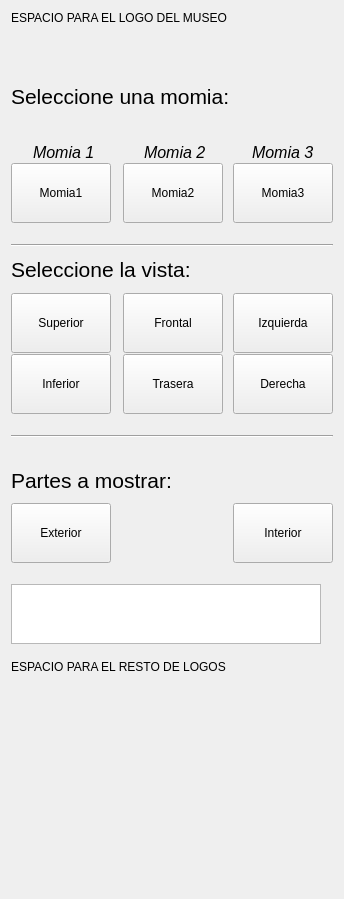
Above: MummyInterface/Resources/UI/MummyInterface.ui from mt4sd/MummyMuseum before the change. Below: the same form after it.
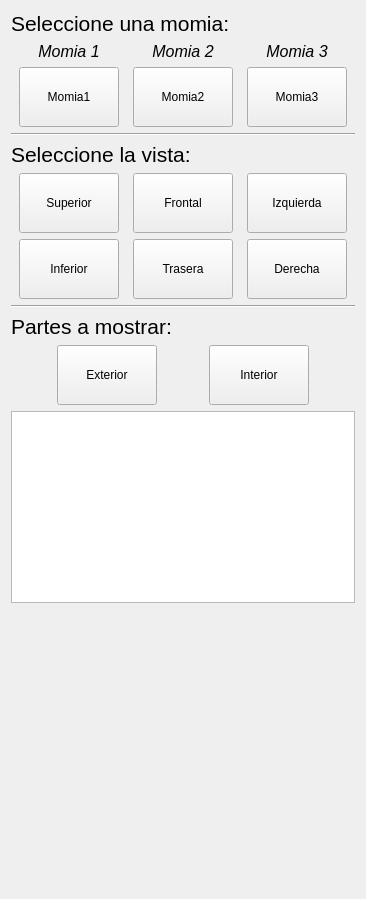
That is the form after the change.

Diff of the .ui file:
```diff
--- a/MummyInterface/Resources/UI/MummyInterface.ui
+++ b/MummyInterface/Resources/UI/MummyInterface.ui
@@ -6,7 +6,7 @@
    <rect>
     <x>0</x>
     <y>0</y>
-    <width>334</width>
+    <width>366</width>
     <height>899</height>
    </rect>
   </property>
@@ -22,117 +22,130 @@
     <height>1500</height>
    </size>
   </property>
-  <layout class="QGridLayout" name="gridLayout">
-   <property name="verticalSpacing">
-    <number>1</number>
-   </property>
-   <item row="8" column="0">
-    <widget class="QPushButton" name="viewButtonS">
-     <property name="sizePolicy">
-      <sizepolicy hsizetype="Fixed" vsizetype="Fixed">
-       <horstretch>0</horstretch>
-       <verstretch>0</verstretch>
-      </sizepolicy>
-     </property>
-     <property name="minimumSize">
-      <size>
-       <width>100</width>
-       <height>60</height>
-      </size>
-     </property>
+  <layout class="QVBoxLayout" name="verticalLayout_4">
+   <item>
+    <widget class="QLabel" name="mummyTitle">
      <property name="text">
-      <string>Superior</string>
+      <string>&lt;html&gt;&lt;head/&gt;&lt;body&gt;&lt;p&gt;&lt;span style=&quot; font-size:16pt;&quot;&gt;Seleccione una momia:&lt;/span&gt;&lt;/p&gt;&lt;/body&gt;&lt;/html&gt;</string>
      </property>
     </widget>
    </item>
-   <item row="4" column="1" alignment="Qt::AlignLeft">
-    <widget class="QPushButton" name="mummyButton2">
-     <property name="sizePolicy">
-      <sizepolicy hsizetype="Fixed" vsizetype="Fixed">
-       <horstretch>0</horstretch>
-       <verstretch>0</verstretch>
-      </sizepolicy>
-     </property>
-     <property name="minimumSize">
-      <size>
-       <width>100</width>
-       <height>60</height>
-      </size>
-     </property>
-     <property name="toolTip">
-      <string>Cargar la momia2</string>
-     </property>
-     <property name="text">
-      <string>Momia2</string>
-     </property>
-    </widget>
+   <item>
+    <layout class="QHBoxLayout" name="horizontalLayout">
+     <item>
+      <layout class="QVBoxLayout" name="verticalLayout">
+       <item>
+        <widget class="QLabel" name="label_3">
+         <property name="text">
+          <string>&lt;html&gt;&lt;head/&gt;&lt;body&gt;&lt;p&gt;&lt;span style=&quot; font-size:12pt; font-style:italic;&quot;&gt;Momia 1&lt;/span&gt;&lt;/p&gt;&lt;/body&gt;&lt;/html&gt;</string>
+         </property>
+         <property name="alignment">
+          <set>Qt::AlignBottom|Qt::AlignHCenter</set>
+         </property>
+        </widget>
+       </item>
+       <item>
+        <widget class="QPushButton" name="mummyButton1">
+         <property name="sizePolicy">
+          <sizepolicy hsizetype="Fixed" vsizetype="Fixed">
+           <horstretch>0</horstretch>
+           <verstretch>0</verstretch>
+          </sizepolicy>
+         </property>
+         <property name="minimumSize">
+          <size>
+           <width>100</width>
+           <height>60</height>
+          </size>
+         </property>
+         <property name="toolTip">
+          <string>Cargar la momia1</string>
+         </property>
+         <property name="text">
+          <string>Momia1</string>
+         </property>
+        </widget>
+       </item>
+      </layout>
+     </item>
+     <item>
+      <layout class="QVBoxLayout" name="verticalLayout_2">
+       <item>
+        <widget class="QLabel" name="label_4">
+         <property name="text">
+          <string>&lt;html&gt;&lt;head/&gt;&lt;body&gt;&lt;p&gt;&lt;span style=&quot; font-size:12pt; font-style:italic;&quot;&gt;Momia 2&lt;/span&gt;&lt;/p&gt;&lt;/body&gt;&lt;/html&gt;</string>
+         </property>
+         <property name="alignment">
+          <set>Qt::AlignBottom|Qt::AlignHCenter</set>
+         </property>
+        </widget>
+       </item>
+       <item>
+        <widget class="QPushButton" name="mummyButton2">
+         <property name="sizePolicy">
+          <sizepolicy hsizetype="Fixed" vsizetype="Fixed">
+           <horstretch>0</horstretch>
+           <verstretch>0</verstretch>
+          </sizepolicy>
+         </property>
+         <property name="minimumSize">
+          <size>
+           <width>100</width>
+           <height>60</height>
+          </size>
+         </property>
+         <property name="toolTip">
+          <string>Cargar la momia2</string>
+         </property>
+         <property name="text">
+          <string>Momia2</string>
+         </property>
+        </widget>
+       </item>
+      </layout>
+     </item>
+     <item>
+      <layout class="QVBoxLayout" name="verticalLayout_3">
+       <item>
+        <widget class="QLabel" name="label_5">
+         <property name="text">
+          <string>&lt;html&gt;&lt;head/&gt;&lt;body&gt;&lt;p&gt;&lt;span style=&quot; font-size:12pt; font-style:italic;&quot;&gt;Momia 3&lt;/span&gt;&lt;/p&gt;&lt;/body&gt;&lt;/html&gt;</string>
+         </property>
+         <property name="alignment">
+          <set>Qt::AlignBottom|Qt::AlignHCenter</set>
+         </property>
+        </widget>
+       </item>
+       <item>
+        <widget class="QPushButton" name="mummyButton3">
+         <property name="enabled">
+          <bool>true</bool>
+         </property>
+         <property name="sizePolicy">
+          <sizepolicy hsizetype="Fixed" vsizetype="Fixed">
+           <horstretch>0</horstretch>
+           <verstretch>0</verstretch>
+          </sizepolicy>
+         </property>
+         <property name="minimumSize">
+          <size>
+           <width>100</width>
+           <height>60</height>
+          </size>
+         </property>
+         <property name="toolTip">
+          <string>Cargar la momia3</string>
+         </property>
+         <property name="text">
+          <string>Momia3</string>
+         </property>
+        </widget>
+       </item>
+      </layout>
+     </item>
+    </layout>
    </item>
-   <item row="14" column="0">
-    <widget class="QPushButton" name="volumeRenderingAButton">
-     <property name="sizePolicy">
-      <sizepolicy hsizetype="Fixed" vsizetype="Fixed">
-       <horstretch>0</horstretch>
-       <verstretch>0</verstretch>
-      </sizepolicy>
-     </property>
-     <property name="minimumSize">
-      <size>
-       <width>100</width>
-       <height>60</height>
-      </size>
-     </property>
-     <property name="text">
-      <string>Exterior</string>
-     </property>
-    </widget>
-   </item>
-   <item row="10" column="0" colspan="3">
-    <spacer name="horizontalSpacer_3">
-     <property name="orientation">
-      <enum>Qt::Horizontal</enum>
-     </property>
-     <property name="sizeHint" stdset="0">
-      <size>
-       <width>40</width>
-       <height>20</height>
-      </size>
-     </property>
-    </spacer>
-   </item>
-   <item row="18" column="0" colspan="2">
-    <widget class="QLabel" name="label_2">
-     <property name="text">
-      <string>ESPACIO PARA EL RESTO DE LOGOS</string>
-     </property>
-    </widget>
-   </item>
-   <item row="12" column="0" colspan="3">
-    <spacer name="spacer2">
-     <property name="orientation">
-      <enum>Qt::Horizontal</enum>
-     </property>
-     <property name="sizeHint" stdset="0">
-      <size>
-       <width>40</width>
-       <height>20</height>
-      </size>
-     </property>
-    </spacer>
-   </item>
-   <item row="19" column="0" colspan="3">
-    <spacer name="horizontalSpacer_4">
-     <property name="orientation">
-      <enum>Qt::Horizontal</enum>
-     </property>
-     <property name="sizeHint" stdset="0">
-      <size>
-       <width>40</width>
-       <height>200</height>
-      </size>
-     </property>
-    </spacer>
-   </item>
-   <item row="6" column="0" colspan="3">
+   <item>
     <widget class="Line" name="spacerLine1">
      <property name="sizePolicy">
       <sizepolicy hsizetype="Minimum" vsizetype="Fixed">
@@ -145,26 +158,132 @@
      </property>
     </widget>
    </item>
-   <item row="9" column="2">
-    <widget class="QPushButton" name="viewButtonR">
-     <property name="sizePolicy">
-      <sizepolicy hsizetype="Fixed" vsizetype="Fixed">
-       <horstretch>0</horstretch>
-       <verstretch>0</verstretch>
-      </sizepolicy>
-     </property>
-     <property name="minimumSize">
-      <size>
-       <width>100</width>
-       <height>60</height>
-      </size>
-     </property>
+   <item>
+    <widget class="QLabel" name="viewTittle">
      <property name="text">
-      <string>Derecha</string>
+      <string>&lt;html&gt;&lt;head/&gt;&lt;body&gt;&lt;p&gt;&lt;span style=&quot; font-size:16pt;&quot;&gt;Seleccione la vista:&lt;/span&gt;&lt;/p&gt;&lt;/body&gt;&lt;/html&gt;</string>
      </property>
     </widget>
    </item>
-   <item row="11" column="0" colspan="3">
+   <item>
+    <layout class="QGridLayout" name="gridLayout">
+     <item row="0" column="1">
+      <widget class="QPushButton" name="viewButtonA">
+       <property name="sizePolicy">
+        <sizepolicy hsizetype="Fixed" vsizetype="Fixed">
+         <horstretch>0</horstretch>
+         <verstretch>0</verstretch>
+        </sizepolicy>
+       </property>
+       <property name="minimumSize">
+        <size>
+         <width>100</width>
+         <height>60</height>
+        </size>
+       </property>
+       <property name="text">
+        <string>Frontal</string>
+       </property>
+      </widget>
+     </item>
+     <item row="0" column="0">
+      <widget class="QPushButton" name="viewButtonS">
+       <property name="sizePolicy">
+        <sizepolicy hsizetype="Fixed" vsizetype="Fixed">
+         <horstretch>0</horstretch>
+         <verstretch>0</verstretch>
+        </sizepolicy>
+       </property>
+       <property name="minimumSize">
+        <size>
+         <width>100</width>
+         <height>60</height>
+        </size>
+       </property>
+       <property name="text">
+        <string>Superior</string>
+       </property>
+      </widget>
+     </item>
+     <item row="0" column="2">
+      <widget class="QPushButton" name="viewButtonL">
+       <property name="sizePolicy">
+        <sizepolicy hsizetype="Fixed" vsizetype="Fixed">
+         <horstretch>0</horstretch>
+         <verstretch>0</verstretch>
+        </sizepolicy>
+       </property>
+       <property name="minimumSize">
+        <size>
+         <width>100</width>
+         <height>60</height>
+        </size>
+       </property>
+       <property name="text">
+        <string>Izquierda</string>
+       </property>
+      </widget>
+     </item>
+     <item row="1" column="0">
+      <widget class="QPushButton" name="viewButtonI">
+       <property name="sizePolicy">
+        <sizepolicy hsizetype="Fixed" vsizetype="Fixed">
+         <horstretch>0</horstretch>
+         <verstretch>0</verstretch>
+        </sizepolicy>
+       </property>
+       <property name="minimumSize">
+        <size>
+         <width>100</width>
+         <height>60</height>
+        </size>
+       </property>
+       <property name="text">
+        <string>Inferior</string>
+       </property>
+      </widget>
+     </item>
+     <item row="1" column="1">
+      <widget class="QPushButton" name="viewButtonP">
+       <property name="sizePolicy">
+        <sizepolicy hsizetype="Fixed" vsizetype="Fixed">
+         <horstretch>0</horstretch>
+         <verstretch>0</verstretch>
+        </sizepolicy>
+       </property>
+       <property name="minimumSize">
+        <size>
+         <width>100</width>
+         <height>60</height>
+        </size>
+       </property>
+       <property name="text">
+        <string>Trasera</string>
+       </property>
+      </widget>
+     </item>
+     <item row="1" column="2">
+      <widget class="QPushButton" name="viewButtonR">
+       <property name="sizePolicy">
+        <sizepolicy hsizetype="Fixed" vsizetype="Fixed">
+         <horstretch>0</horstretch>
+         <verstretch>0</verstretch>
+        </sizepolicy>
+       </property>
+       <property name="minimumSize">
+        <size>
+         <width>100</width>
+         <height>60</height>
+        </size>
+       </property>
+       <property name="text">
+        <string>Derecha</string>
+       </property>
+      </widget>
+     </item>
+    </layout>
+   </item>
+   <item>
     <widget class="Line" name="spacerLine2">
      <property name="windowModality">
       <enum>Qt::ApplicationModal</enum>
@@ -180,258 +299,91 @@
      </property>
     </widget>
    </item>
-   <item row="7" column="0" colspan="2">
-    <widget class="QLabel" name="labelRow2">
-     <property name="text">
-      <string>&lt;html&gt;&lt;head/&gt;&lt;body&gt;&lt;p&gt;&lt;span style=&quot; font-size:16pt;&quot;&gt;Seleccione la vista:&lt;/span&gt;&lt;/p&gt;&lt;/body&gt;&lt;/html&gt;</string>
-     </property>
-    </widget>
-   </item>
-   <item row="15" column="0" colspan="3">
-    <spacer name="horizontalSpacer">
-     <property name="orientation">
-      <enum>Qt::Horizontal</enum>
-     </property>
-     <property name="sizeHint" stdset="0">
-      <size>
-       <width>40</width>
-       <height>20</height>
-      </size>
-     </property>
-    </spacer>
-   </item>
-   <item row="0" column="0" colspan="2" alignment="Qt::AlignTop">
-    <widget class="QLabel" name="label">
-     <property name="text">
-      <string>ESPACIO PARA EL LOGO DEL MUSEO</string>
-     </property>
-    </widget>
-   </item>
-   <item row="13" column="0" colspan="2">
-    <widget class="QLabel" name="labelRow3">
+   <item>
+    <widget class="QLabel" name="mummyPartsTitle">
      <property name="text">
       <string>&lt;html&gt;&lt;head/&gt;&lt;body&gt;&lt;p&gt;&lt;span style=&quot; font-size:16pt;&quot;&gt;Partes a mostrar:&lt;/span&gt;&lt;/p&gt;&lt;/body&gt;&lt;/html&gt;</string>
      </property>
     </widget>
    </item>
-   <item row="3" column="0" alignment="Qt::AlignHCenter|Qt::AlignBottom">
-    <widget class="QLabel" name="label_3">
-     <property name="text">
-      <string>&lt;html&gt;&lt;head/&gt;&lt;body&gt;&lt;p&gt;&lt;span style=&quot; font-size:12pt; font-style:italic;&quot;&gt;Momia 1&lt;/span&gt;&lt;/p&gt;&lt;/body&gt;&lt;/html&gt;</string>
-     </property>
-    </widget>
+   <item>
+    <layout class="QHBoxLayout" name="horizontalLayout_2">
+     <item>
+      <widget class="QPushButton" name="volumeRenderingAButton">
+       <property name="sizePolicy">
+        <sizepolicy hsizetype="Fixed" vsizetype="Fixed">
+         <horstretch>0</horstretch>
+         <verstretch>0</verstretch>
+        </sizepolicy>
+       </property>
+       <property name="minimumSize">
+        <size>
+         <width>100</width>
+         <height>60</height>
+        </size>
+       </property>
+       <property name="text">
+        <string>Exterior</string>
+       </property>
+      </widget>
+     </item>
+     <item>
+      <widget class="QPushButton" name="volumeRenderingBButton">
+       <property name="sizePolicy">
+        <sizepolicy hsizetype="Fixed" vsizetype="Fixed">
+         <horstretch>0</horstretch>
+         <verstretch>0</verstretch>
+        </sizepolicy>
+       </property>
+       <property name="minimumSize">
+        <size>
+         <width>100</width>
+         <height>60</height>
+        </size>
+       </property>
+       <property name="text">
+        <string>Interior</string>
+       </property>
+      </widget>
+     </item>
+    </layout>
    </item>
-   <item row="9" column="1">
-    <widget class="QPushButton" name="viewButtonP">
-     <property name="sizePolicy">
-      <sizepolicy hsizetype="Fixed" vsizetype="Fixed">
-       <horstretch>0</horstretch>
-       <verstretch>0</verstretch>
-      </sizepolicy>
-     </property>
-     <property name="minimumSize">
-      <size>
-       <width>100</width>
-       <height>60</height>
-      </size>
-     </property>
-     <property name="text">
-      <string>Trasera</string>
-     </property>
-    </widget>
-   </item>
-   <item row="8" column="2">
-    <widget class="QPushButton" name="viewButtonL">
-     <property name="sizePolicy">
-      <sizepolicy hsizetype="Fixed" vsizetype="Fixed">
-       <horstretch>0</horstretch>
-       <verstretch>0</verstretch>
-      </sizepolicy>
-     </property>
-     <property name="minimumSize">
-      <size>
-       <width>100</width>
-       <height>60</height>
-      </size>
-     </property>
-     <property name="text">
-      <string>Izquierda</string>
-     </property>
-    </widget>
-   </item>
-   <item row="2" column="0" colspan="3">
-    <widget class="QLabel" name="labelRow1">
-     <property name="text">
-      <string>&lt;html&gt;&lt;head/&gt;&lt;body&gt;&lt;p&gt;&lt;span style=&quot; font-size:16pt;&quot;&gt;Seleccione una momia:&lt;/span&gt;&lt;/p&gt;&lt;/body&gt;&lt;/html&gt;</string>
-     </property>
-    </widget>
-   </item>
-   <item row="4" column="0" alignment="Qt::AlignLeft">
-    <widget class="QPushButton" name="mummyButton1">
-     <property name="sizePolicy">
-      <sizepolicy hsizetype="Fixed" vsizetype="Fixed">
-       <horstretch>0</horstretch>
-       <verstretch>0</verstretch>
-      </sizepolicy>
-     </property>
-     <property name="minimumSize">
-      <size>
-       <width>100</width>
-       <height>60</height>
-      </size>
-     </property>
-     <property name="toolTip">
-      <string>Cargar la momia1</string>
-     </property>
-     <property name="text">
-      <string>Momia1</string>
-     </property>
-    </widget>
-   </item>
-   <item row="3" column="2" alignment="Qt::AlignHCenter|Qt::AlignBottom">
-    <widget class="QLabel" name="label_5">
-     <property name="text">
-      <string>&lt;html&gt;&lt;head/&gt;&lt;body&gt;&lt;p&gt;&lt;span style=&quot; font-size:12pt; font-style:italic;&quot;&gt;Momia 3&lt;/span&gt;&lt;/p&gt;&lt;/body&gt;&lt;/html&gt;</string>
-     </property>
-    </widget>
-   </item>
-   <item row="3" column="1" alignment="Qt::AlignHCenter|Qt::AlignBottom">
-    <widget class="QLabel" name="label_4">
-     <property name="text">
-      <string>&lt;html&gt;&lt;head/&gt;&lt;body&gt;&lt;p&gt;&lt;span style=&quot; font-size:12pt; font-style:italic;&quot;&gt;Momia 2&lt;/span&gt;&lt;/p&gt;&lt;/body&gt;&lt;/html&gt;</string>
-     </property>
-    </widget>
-   </item>
-   <item row="5" column="0" colspan="3">
-    <spacer name="spacer1">
-     <property name="orientation">
-      <enum>Qt::Horizontal</enum>
-     </property>
-     <property name="sizeHint" stdset="0">
-      <size>
-       <width>40</width>
-       <height>20</height>
-      </size>
-     </property>
-    </spacer>
-   </item>
-   <item row="9" column="0">
-    <widget class="QPushButton" name="viewButtonI">
-     <property name="sizePolicy">
-      <sizepolicy hsizetype="Fixed" vsizetype="Fixed">
-       <horstretch>0</horstretch>
-       <verstretch>0</verstretch>
-      </sizepolicy>
-     </property>
-     <property name="minimumSize">
-      <size>
-       <width>100</width>
-       <height>60</height>
-      </size>
-     </property>
-     <property name="text">
-      <string>Inferior</string>
-     </property>
-    </widget>
-   </item>
-   <item row="14" column="2">
-    <widget class="QPushButton" name="volumeRenderingBButton">
-     <property name="sizePolicy">
-      <sizepolicy hsizetype="Fixed" vsizetype="Fixed">
-       <horstretch>0</horstretch>
-       <verstretch>0</verstretch>
-      </sizepolicy>
-     </property>
-     <property name="minimumSize">
-      <size>
-       <width>100</width>
-       <height>60</height>
-      </size>
-     </property>
-     <property name="text">
-      <string>Interior</string>
-     </property>
-    </widget>
-   </item>
-   <item row="4" column="2" alignment="Qt::AlignLeft|Qt::AlignTop">
-    <widget class="QPushButton" name="mummyButton3">
-     <property name="enabled">
-      <bool>true</bool>
-     </property>
-     <property name="sizePolicy">
-      <sizepolicy hsizetype="Fixed" vsizetype="Fixed">
-       <horstretch>0</horstretch>
-       <verstretch>0</verstretch>
-      </sizepolicy>
-     </property>
-     <property name="minimumSize">
-      <size>
-       <width>100</width>
-       <height>60</height>
-      </size>
-     </property>
-     <property name="toolTip">
-      <string>Cargar la momia3</string>
-     </property>
-     <property name="text">
-      <string>Momia3</string>
-     </property>
-    </widget>
-   </item>
-   <item row="1" column="0" colspan="3">
-    <spacer name="horizontalSpacer_2">
-     <property name="orientation">
-      <enum>Qt::Horizontal</enum>
-     </property>
-     <property name="sizeHint" stdset="0">
-      <size>
-       <width>40</width>
-       <height>20</height>
-      </size>
-     </property>
-    </spacer>
-   </item>
-   <item row="8" column="1">
-    <widget class="QPushButton" name="viewButtonA">
-     <property name="sizePolicy">
-      <sizepolicy hsizetype="Fixed" vsizetype="Fixed">
-       <horstretch>0</horstretch>
-       <verstretch>0</verstretch>
-      </sizepolicy>
-     </property>
-     <property name="minimumSize">
-      <size>
-       <width>100</width>
-       <height>60</height>
-      </size>
-     </property>
-     <property name="text">
-      <string>Frontal</string>
-     </property>
-    </widget>
-   </item>
-   <item row="17" column="0" colspan="3">
+   <item>
     <widget class="QPlainTextEdit" name="explanatoryText">
      <property name="sizePolicy">
-      <sizepolicy hsizetype="Fixed" vsizetype="Fixed">
+      <sizepolicy hsizetype="Expanding" vsizetype="Minimum">
        <horstretch>0</horstretch>
        <verstretch>0</verstretch>
       </sizepolicy>
      </property>
-     <property name="minimumSize">
-      <size>
-       <width>310</width>
-       <height>60</height>
-      </size>
-     </property>
-     <property name="maximumSize">
-      <size>
-       <width>310</width>
-       <height>60</height>
-      </size>
-     </property>
     </widget>
    </item>
+   <item>
+    <spacer name="verticalSpacer">
+     <property name="orientation">
+      <enum>Qt::Vertical</enum>
+     </property>
+     <property name="sizeHint" stdset="0">
+      <size>
+       <width>20</width>
+       <height>40</height>
+      </size>
+     </property>
+    </spacer>
+   </item>
+   <item>
+    <spacer name="horizontalSpacer_4">
+     <property name="orientation">
+      <enum>Qt::Horizontal</enum>
+     </property>
+     <property name="sizeHint" stdset="0">
+      <size>
+       <width>40</width>
+       <height>200</height>
+      </size>
+     </property>
+    </spacer>
+   </item>
   </layout>
  </widget>
  <resources/>
```
